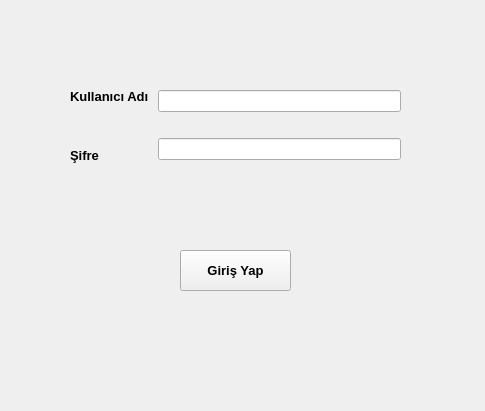
Old version of the form Python_Final_Project_30.05.22/login_python.ui in the repository ibrahimsezer/Python_Final_Project_30.05.22.
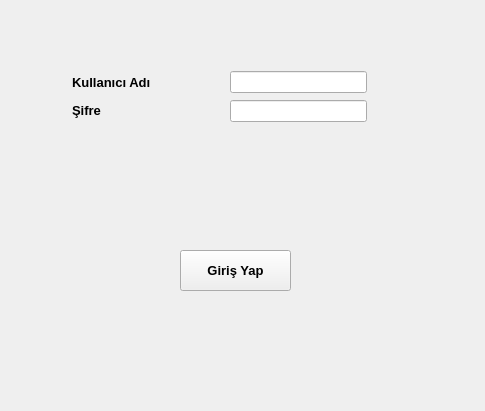
New version of the form.

```diff
--- a/Python_Final_Project_30.05.22/login_python.ui
+++ b/Python_Final_Project_30.05.22/login_python.ui
@@ -33,20 +33,15 @@
     <string>Giriş Yap</string>
    </property>
   </widget>
-  <widget class="QWidget" name="">
-   <property name="geometry">
-    <rect>
-     <x>70</x>
-     <y>70</y>
-     <width>331</width>
-     <height>111</height>
-    </rect>
-   </property>
-   <layout class="QHBoxLayout" name="horizontalLayout">
-    <item>
-     <layout class="QVBoxLayout" name="verticalLayout">
-      <item>
        <widget class="QLabel" name="kullanici_adi">
+   <property name="geometry">
+    <rect>
+     <x>72</x>
+     <y>72</y>
+     <width>111</width>
+     <height>21</height>
+    </rect>
+   </property>
         <property name="font">
          <font>
           <pointsize>10</pointsize>
@@ -58,9 +53,15 @@
          <string>Kullanıcı Adı </string>
         </property>
        </widget>
-      </item>
-      <item>
        <widget class="QLabel" name="sifre">
+   <property name="geometry">
+    <rect>
+     <x>72</x>
+     <y>100</y>
+     <width>40</width>
+     <height>21</height>
+    </rect>
+   </property>
         <property name="font">
          <font>
           <pointsize>10</pointsize>
@@ -72,24 +73,28 @@
          <string>Şifre</string>
         </property>
        </widget>
-      </item>
-     </layout>
-    </item>
-    <item>
-     <layout class="QVBoxLayout" name="verticalLayout_2">
-      <item>
-       <widget class="QLineEdit" name="txt_kullanici_adi"/>
-      </item>
-      <item>
+  <widget class="QLineEdit" name="txt_kullanici_adi">
+   <property name="geometry">
+    <rect>
+     <x>230</x>
+     <y>71</y>
+     <width>137</width>
+     <height>22</height>
+    </rect>
+   </property>
+  </widget>
        <widget class="QLineEdit" name="txt_sifre">
+   <property name="geometry">
+    <rect>
+     <x>230</x>
+     <y>100</y>
+     <width>137</width>
+     <height>22</height>
+    </rect>
+   </property>
         <property name="echoMode">
          <enum>QLineEdit::Password</enum>
         </property>
-       </widget>
-      </item>
-     </layout>
-    </item>
-   </layout>
   </widget>
  </widget>
  <resources/>
```
Lines whose indentation alone changed are shown as unchanged.
